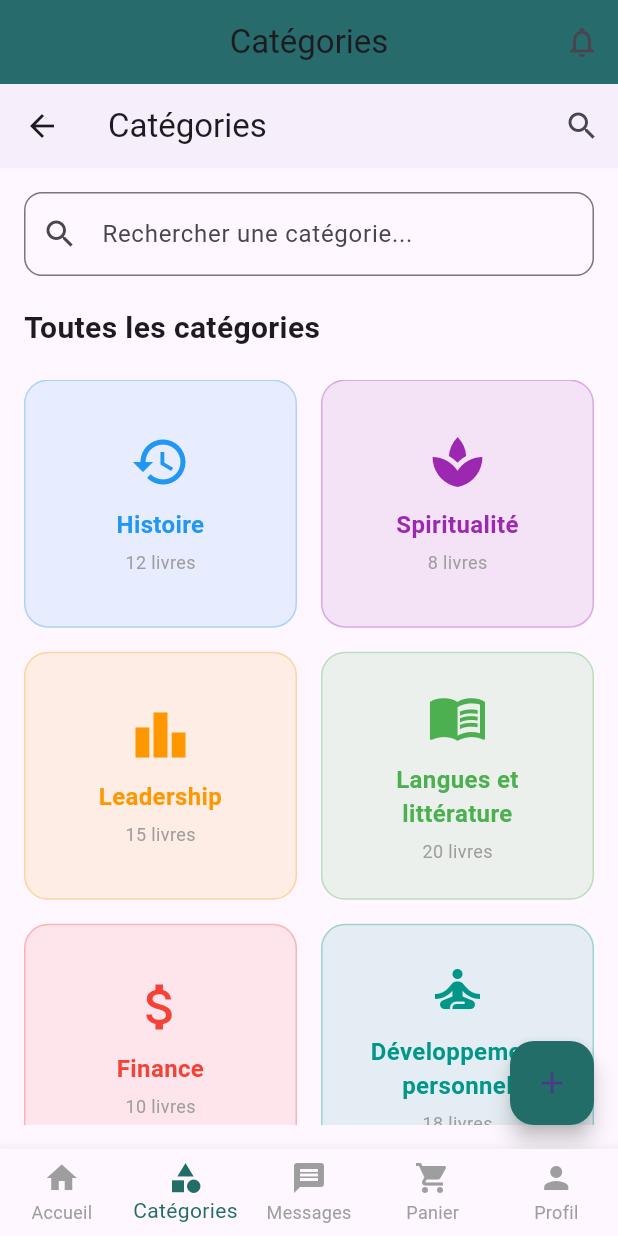
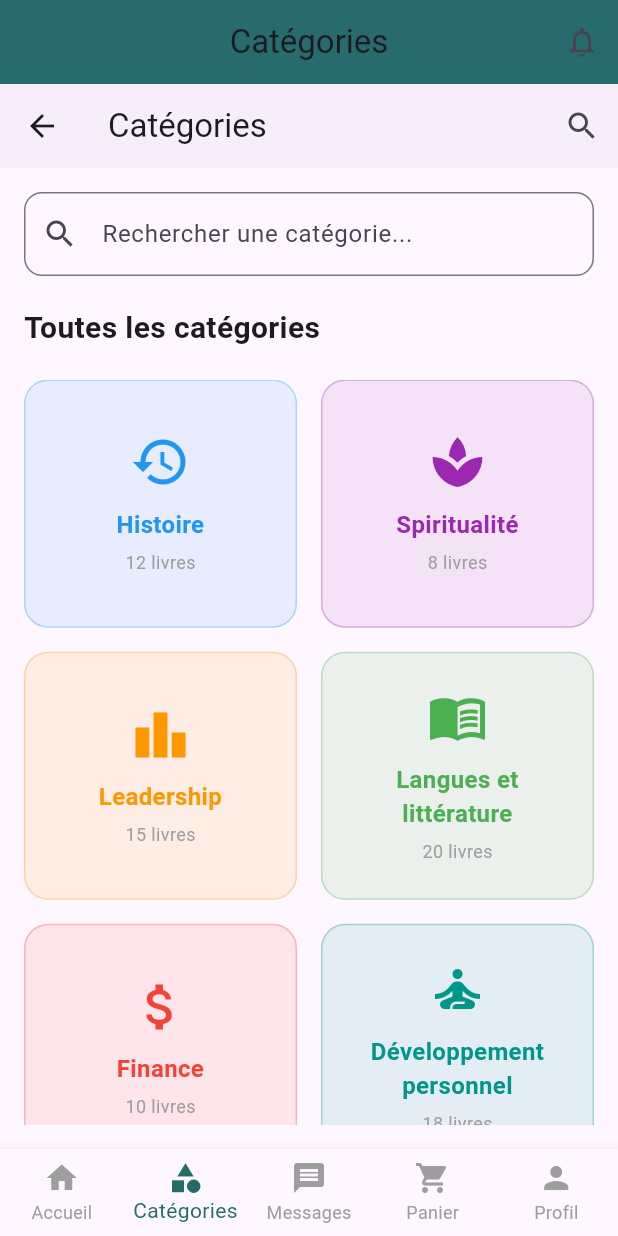
Before and after one commit to diaaicha/DevMobile, a Flutter app: the CategorieScreen screen opened by its route, on a phone screen of 412 x 824 dp. Run offline on Flutter 3.47's test engine with Material 3 defaults, Android fonts, the phone set to English and light mode, and no system bars; our stand-ins replace flutter_riverpod, go_router.

Commit message:
version finale

```diff
--- a/lib/screens/categorie_screen.dart
+++ b/lib/screens/categorie_screen.dart
@@ -89,14 +89,7 @@ class CategorieScreen extends ConsumerWidget {
         ),
       ),
 
-      /// Floating Action Button pour signaler/ajouter
-      floatingActionButton: FloatingActionButton(
-        onPressed: () {
-          context.go('/report');
-        },
-        backgroundColor: const Color(0xFF226D68),
-        child: const Icon(Icons.add),
-      ),
+
     );
   }
 }
```
